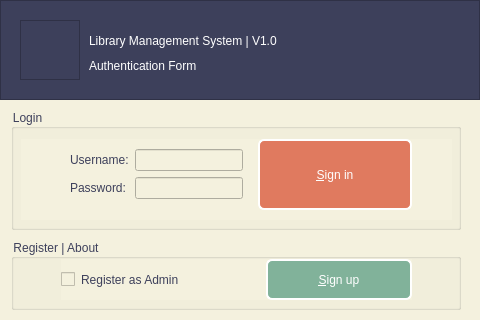
kianmajl/Library, file authentication.ui: the form before one commit.
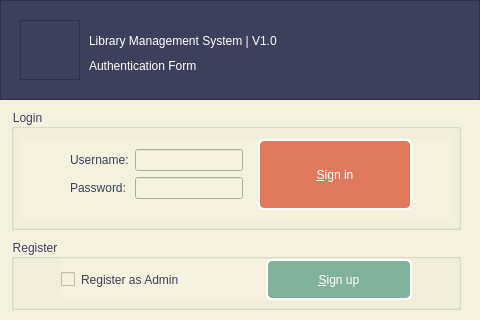
The form after the commit. Icons and pictures are not drawn.

Diff of the .ui file:
```diff
--- a/authentication.ui
+++ b/authentication.ui
@@ -166,9 +166,9 @@
     </rect>
    </property>
    <property name="title">
-    <string>Register | About</string>
+    <string>Register</string>
    </property>
-   <widget class="QWidget" name="">
+   <widget class="QWidget" name="layoutWidget1">
     <property name="geometry">
      <rect>
       <x>50</x>
```
Left out of the diff: 12 changed lines with no effect on the pictures.
